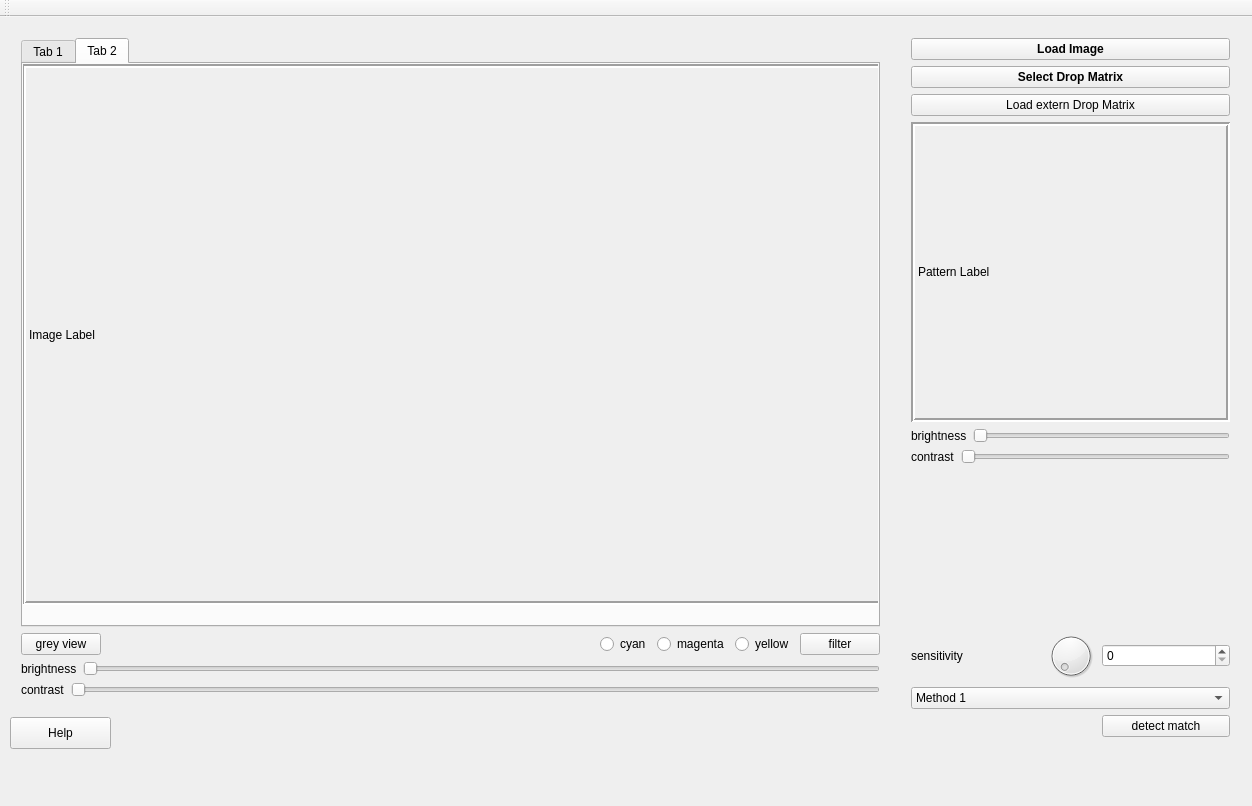
The window that dropmatrixmatcher.ui (resa89/dropmatrixmatcher) describes before a commit, drawn with Qt 5.
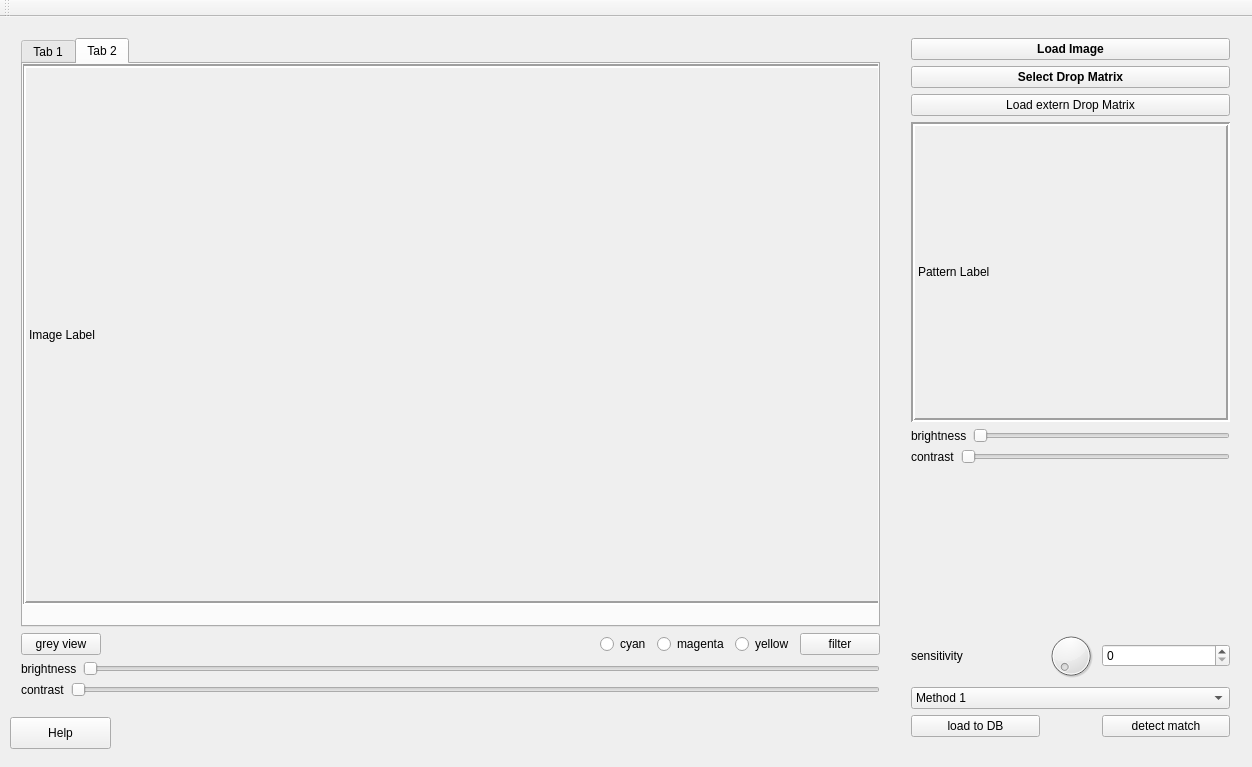
The same window after the commit. Custom widgets are drawn as their Qt base class.

Commit message: Add additional button for DB storage in UI without any function.

```diff
--- a/dropmatrixmatcher.ui
+++ b/dropmatrixmatcher.ui
@@ -7,7 +7,7 @@
     <x>0</x>
     <y>0</y>
     <width>1252</width>
-    <height>806</height>
+    <height>763</height>
    </rect>
   </property>
   <property name="minimumSize">
@@ -258,6 +258,13 @@
          </property>
         </widget>
        </item>
+       <item row="3" column="0">
+        <widget class="QPushButton" name="pushButton_2">
+         <property name="text">
+          <string>load to DB</string>
+         </property>
+        </widget>
+       </item>
       </layout>
      </item>
     </layout>
```
Left out of the diff: 2 changed lines with no effect on the pictures. The commit also changes 2 other files.
